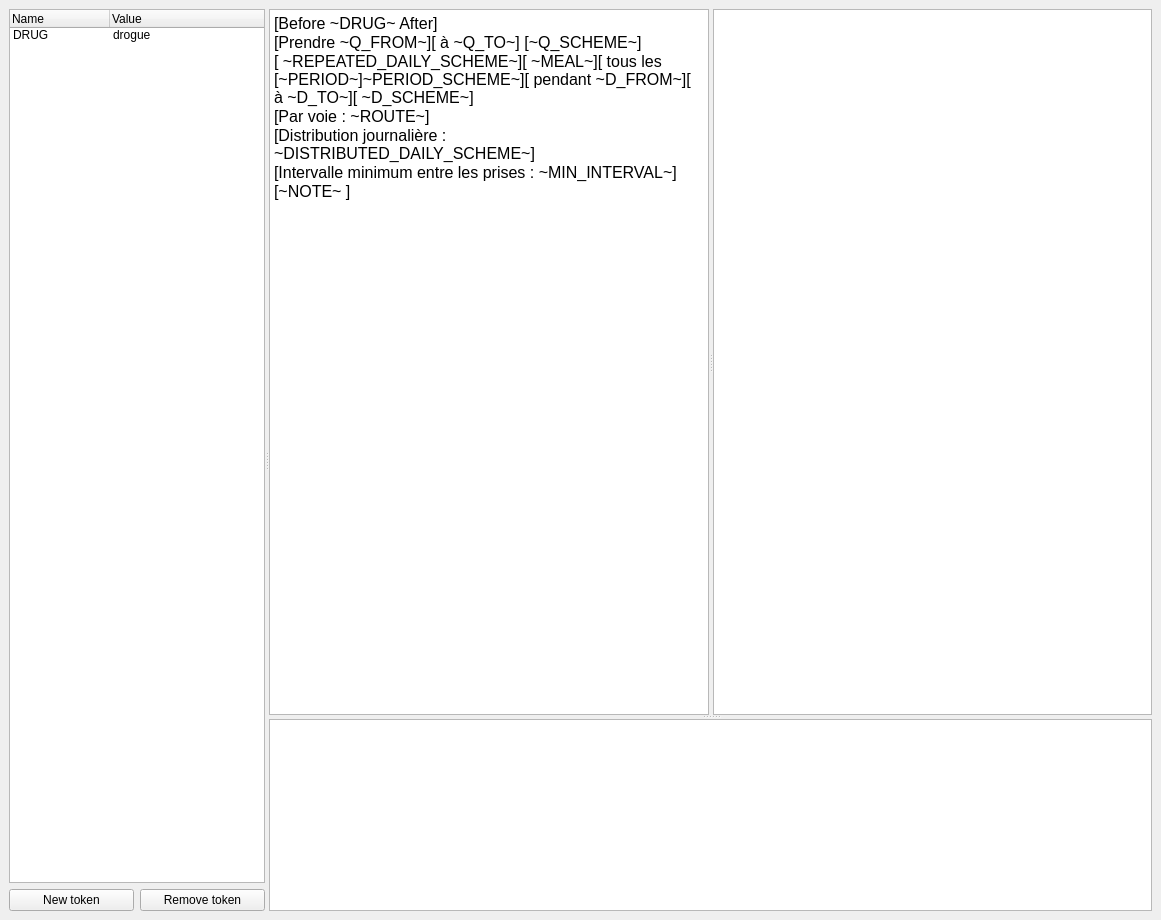
FreeHealth/freehealth, file freepad/plugins/mainwindowplugin/mainwindow.ui: the form before one commit.
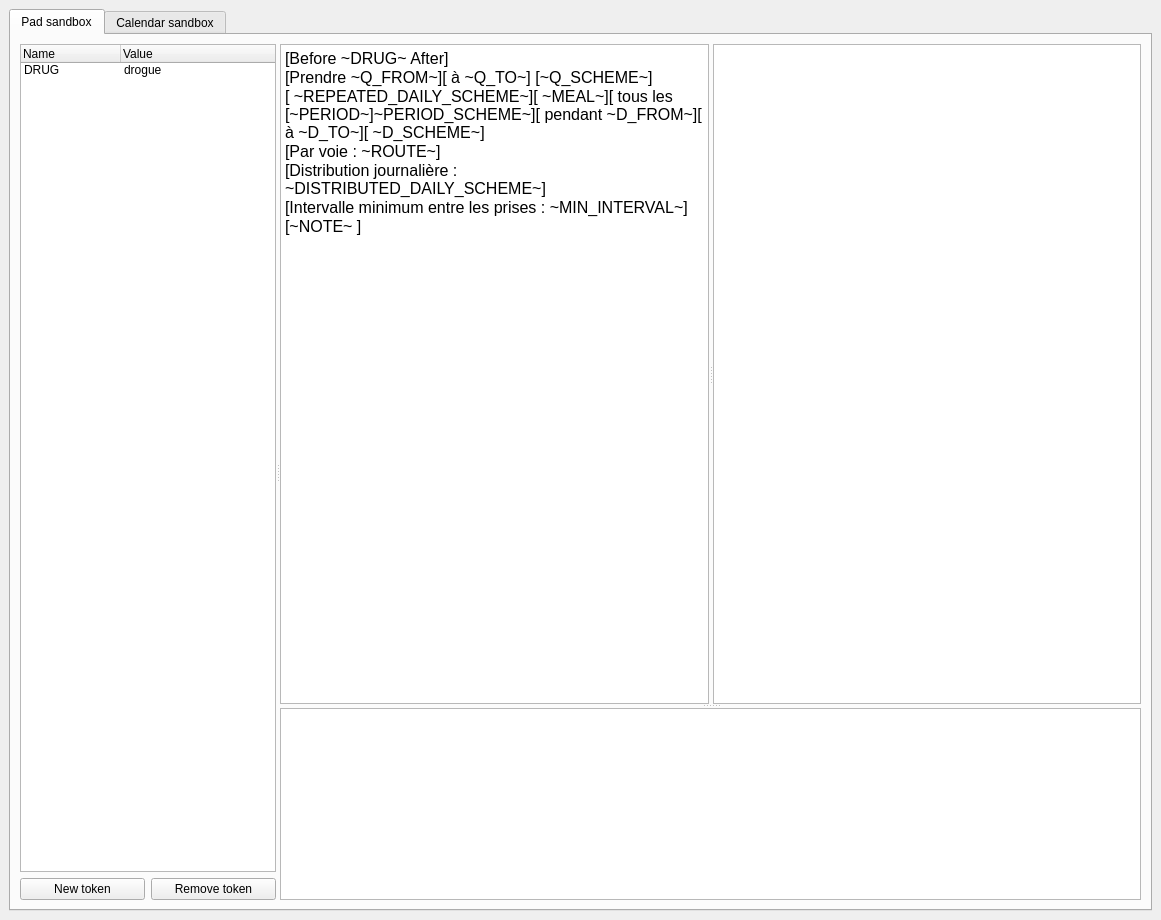
The form after the commit. The open tabs and pages were chosen to show the change. Custom widgets are drawn as their Qt base class.

Commit message: calendar plugin first commit

```diff
--- a/freepad/plugins/mainwindowplugin/mainwindow.ui
+++ b/freepad/plugins/mainwindowplugin/mainwindow.ui
@@ -13,6 +13,16 @@
   <widget class="QWidget" name="centralwidget">
    <layout class="QGridLayout" name="gridLayout_3">
     <item row="0" column="0">
+     <widget class="QTabWidget" name="tabWidget">
+      <property name="currentIndex">
+       <number>1</number>
+      </property>
+      <widget class="QWidget" name="tabPad">
+       <attribute name="title">
+        <string>Pad sandbox</string>
+       </attribute>
+       <layout class="QGridLayout" name="gridLayout_4">
+        <item row="0" column="0">
      <widget class="QSplitter" name="splitterMain">
       <property name="orientation">
        <enum>Qt::Horizontal</enum>
@@ -112,14 +122,14 @@
              <string>&lt;!DOCTYPE HTML PUBLIC &quot;-//W3C//DTD HTML 4.0//EN&quot; &quot;http://www.w3.org/TR/REC-html40/strict.dtd&quot;&gt;
 &lt;html&gt;&lt;head&gt;&lt;meta name=&quot;qrichtext&quot; content=&quot;1&quot; /&gt;&lt;style type=&quot;text/css&quot;&gt;
 p, li { white-space: pre-wrap; }
-&lt;/style&gt;&lt;/head&gt;&lt;body style=&quot; font-family:'Lucida Grande'; font-size:13pt; font-weight:400; font-style:normal;&quot;&gt;
-&lt;p style=&quot; margin-top:0px; margin-bottom:0px; margin-left:0px; margin-right:0px; -qt-block-indent:0; text-indent:0px;&quot;&gt;&lt;span style=&quot; font-family:'Sans Serif'; font-size:12pt;&quot;&gt;[Before ~DRUG~ After]&lt;/span&gt;&lt;/p&gt;
-&lt;p style=&quot; margin-top:0px; margin-bottom:0px; margin-left:0px; margin-right:0px; -qt-block-indent:0; text-indent:0px;&quot;&gt;&lt;span style=&quot; font-family:'Sans Serif'; font-size:12pt;&quot;&gt;[Prendre ~Q_FROM~][ à ~Q_TO~] [~Q_SCHEME~]&lt;/span&gt;&lt;/p&gt;
-&lt;p style=&quot; margin-top:0px; margin-bottom:0px; margin-left:0px; margin-right:0px; -qt-block-indent:0; text-indent:0px;&quot;&gt;&lt;span style=&quot; font-family:'Sans Serif'; font-size:12pt;&quot;&gt;[ ~REPEATED_DAILY_SCHEME~][ ~MEAL~][ tous les [~PERIOD~]~PERIOD_SCHEME~][ pendant ~D_FROM~][ à ~D_TO~][ ~D_SCHEME~]&lt;/span&gt;&lt;/p&gt;
-&lt;p style=&quot; margin-top:0px; margin-bottom:0px; margin-left:0px; margin-right:0px; -qt-block-indent:0; text-indent:0px;&quot;&gt;&lt;span style=&quot; font-family:'Sans Serif'; font-size:12pt;&quot;&gt;[Par voie : ~ROUTE~]&lt;/span&gt;&lt;/p&gt;
-&lt;p style=&quot; margin-top:0px; margin-bottom:0px; margin-left:0px; margin-right:0px; -qt-block-indent:0; text-indent:0px;&quot;&gt;&lt;span style=&quot; font-family:'Sans Serif'; font-size:12pt;&quot;&gt;[Distribution journalière : ~DISTRIBUTED_DAILY_SCHEME~]&lt;/span&gt;&lt;/p&gt;
-&lt;p style=&quot; margin-top:0px; margin-bottom:0px; margin-left:0px; margin-right:0px; -qt-block-indent:0; text-indent:0px;&quot;&gt;&lt;span style=&quot; font-family:'Sans Serif'; font-size:12pt;&quot;&gt;[Intervalle minimum entre les prises : ~MIN_INTERVAL~]&lt;/span&gt;&lt;/p&gt;
-&lt;p style=&quot; margin-top:0px; margin-bottom:0px; margin-left:0px; margin-right:0px; -qt-block-indent:0; text-indent:0px;&quot;&gt;&lt;span style=&quot; font-family:'Sans Serif'; font-size:12pt;&quot;&gt;[~NOTE~ ]&lt;/span&gt;&lt;/p&gt;&lt;/body&gt;&lt;/html&gt;</string>
+&lt;/style&gt;&lt;/head&gt;&lt;body style=&quot; font-family:'Sans Serif'; font-size:9pt; font-weight:400; font-style:normal;&quot;&gt;
+&lt;p style=&quot; margin-top:0px; margin-bottom:0px; margin-left:0px; margin-right:0px; -qt-block-indent:0; text-indent:0px;&quot;&gt;&lt;span style=&quot; font-size:12pt;&quot;&gt;[Before ~DRUG~ After]&lt;/span&gt;&lt;/p&gt;
+&lt;p style=&quot; margin-top:0px; margin-bottom:0px; margin-left:0px; margin-right:0px; -qt-block-indent:0; text-indent:0px;&quot;&gt;&lt;span style=&quot; font-size:12pt;&quot;&gt;[Prendre ~Q_FROM~][ à ~Q_TO~] [~Q_SCHEME~]&lt;/span&gt;&lt;/p&gt;
+&lt;p style=&quot; margin-top:0px; margin-bottom:0px; margin-left:0px; margin-right:0px; -qt-block-indent:0; text-indent:0px;&quot;&gt;&lt;span style=&quot; font-size:12pt;&quot;&gt;[ ~REPEATED_DAILY_SCHEME~][ ~MEAL~][ tous les [~PERIOD~]~PERIOD_SCHEME~][ pendant ~D_FROM~][ à ~D_TO~][ ~D_SCHEME~]&lt;/span&gt;&lt;/p&gt;
+&lt;p style=&quot; margin-top:0px; margin-bottom:0px; margin-left:0px; margin-right:0px; -qt-block-indent:0; text-indent:0px;&quot;&gt;&lt;span style=&quot; font-size:12pt;&quot;&gt;[Par voie : ~ROUTE~]&lt;/span&gt;&lt;/p&gt;
+&lt;p style=&quot; margin-top:0px; margin-bottom:0px; margin-left:0px; margin-right:0px; -qt-block-indent:0; text-indent:0px;&quot;&gt;&lt;span style=&quot; font-size:12pt;&quot;&gt;[Distribution journalière : ~DISTRIBUTED_DAILY_SCHEME~]&lt;/span&gt;&lt;/p&gt;
+&lt;p style=&quot; margin-top:0px; margin-bottom:0px; margin-left:0px; margin-right:0px; -qt-block-indent:0; text-indent:0px;&quot;&gt;&lt;span style=&quot; font-size:12pt;&quot;&gt;[Intervalle minimum entre les prises : ~MIN_INTERVAL~]&lt;/span&gt;&lt;/p&gt;
+&lt;p style=&quot; margin-top:0px; margin-bottom:0px; margin-left:0px; margin-right:0px; -qt-block-indent:0; text-indent:0px;&quot;&gt;&lt;span style=&quot; font-size:12pt;&quot;&gt;[~NOTE~ ]&lt;/span&gt;&lt;/p&gt;&lt;/body&gt;&lt;/html&gt;</string>
             </property>
            </widget>
            <widget class="QTextEdit" name="previewTextEdit">
@@ -135,6 +145,15 @@
         </layout>
        </widget>
        <widget class="QListWidget" name="listWidgetErrors"/>
+          </widget>
+         </widget>
+        </item>
+       </layout>
+      </widget>
+      <widget class="QWidget" name="tabCalendar">
+       <attribute name="title">
+        <string>Calendar sandbox</string>
+       </attribute>
       </widget>
      </widget>
     </item>
```
Lines whose indentation alone changed are shown as unchanged. The commit also changes 19 other files.
